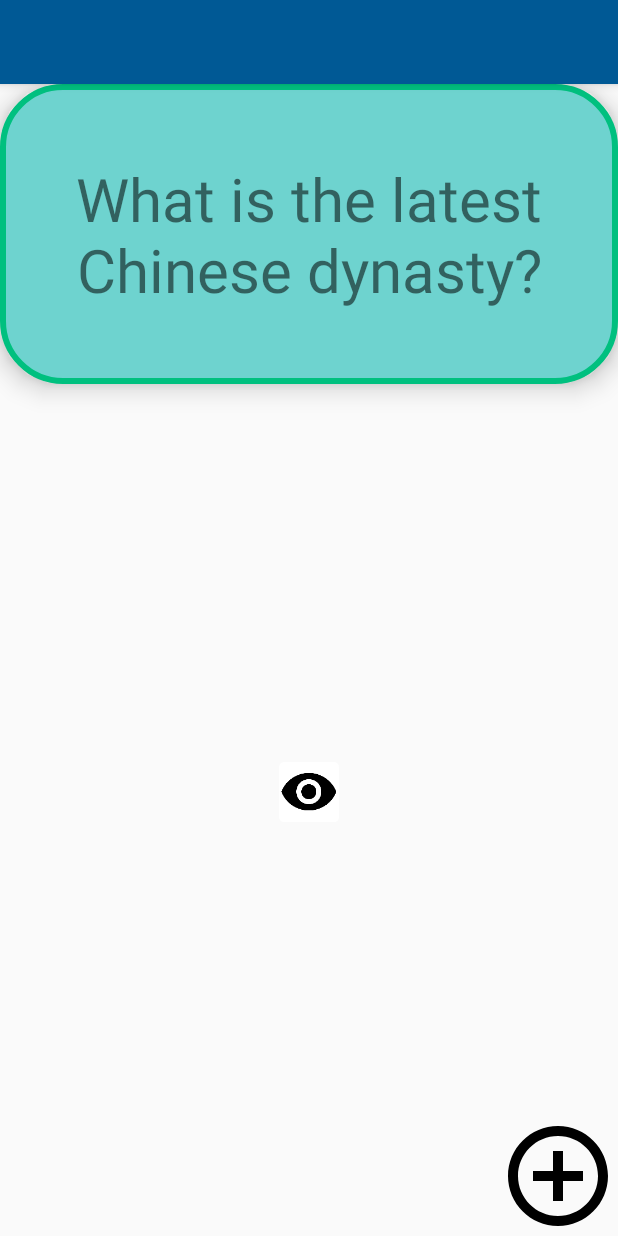
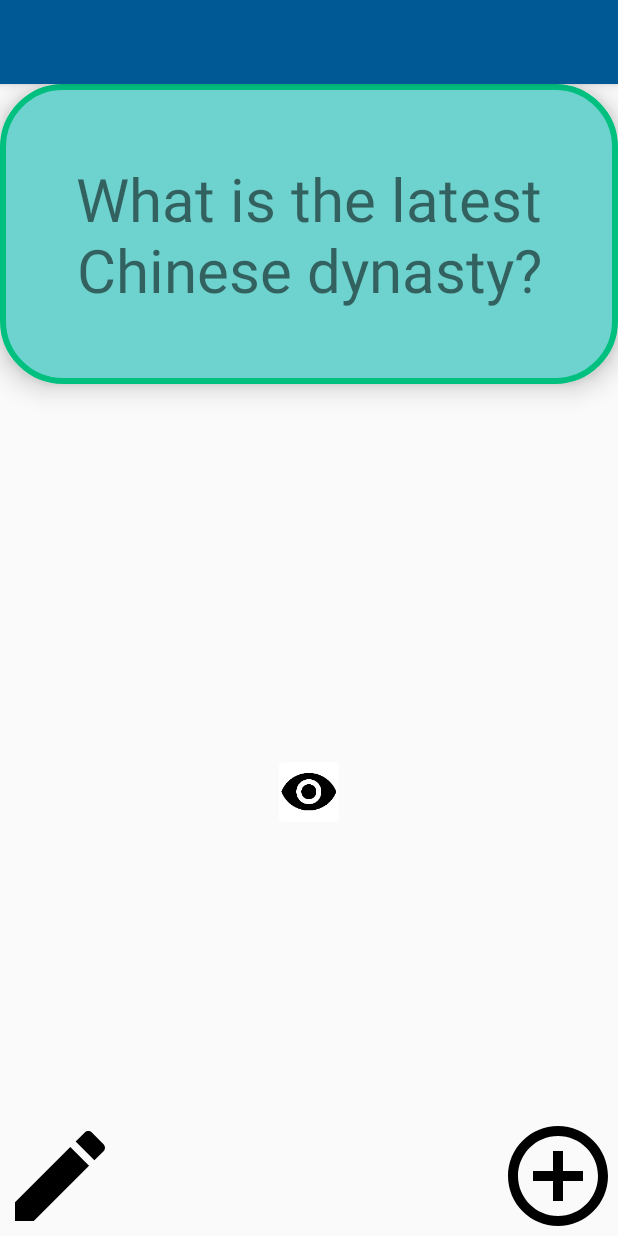
Before and after one commit to CheeryW/QuizTime, an Android app: the screen it shows after launch (MainActivity), on a phone screen of 412 x 824 dp. Run offline under Robolectric (Android 15) with nearby library versions, the phone set to English and light mode, and no system bars.

Commit message:
Incomplete advanced features for lab 4

```diff
--- /dev/null
+++ b/app/src/main/res/drawable/ic_edit_black_24dp.xml
@@ -0,0 +1,4 @@
+<vector android:height="80dp" android:viewportHeight="24.0"
+    android:viewportWidth="24.0" android:width="80dp" xmlns:android="http://schemas.android.com/apk/res/android">
+    <path android:fillColor="#FF000000" android:pathData="M3,17.25V21h3.75L17.81,9.94l-3.75,-3.75L3,17.25zM20.71,7.04c0.39,-0.39 0.39,-1.02 0,-1.41l-2.34,-2.34c-0.39,-0.39 -1.02,-0.39 -1.41,0l-1.83,1.83 3.75,3.75 1.83,-1.83z"/>
+</vector>
--- a/app/src/main/res/layout/activity_main.xml
+++ b/app/src/main/res/layout/activity_main.xml
@@ -103,4 +103,12 @@
         android:id="@+id/add"
         android:src="@drawable/ic_add_circle_outline_black_24dp" />
 
+    <ImageView
+        android:layout_width="wrap_content"
+        android:layout_height="wrap_content"
+        android:layout_alignParentLeft="true"
+        android:layout_alignParentBottom="true"
+        android:id="@+id/edit"
+        android:src="@drawable/ic_edit_black_24dp" />
+
 </RelativeLayout>
```
Also changed, not shown: app/src/main/java/com/example/cheery/quiztime/AddCardActivity.java (+29 -4 lines), app/src/main/java/com/example/cheery/quiztime/MainActivity.java (+26 -1 lines).
